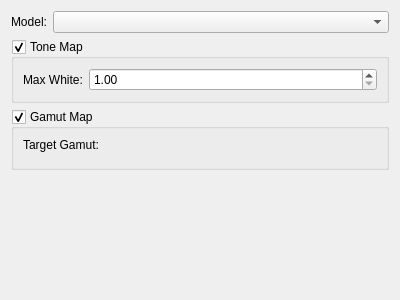
This is plugins/filters/tonegamutmap/kistonegamutmapwidget.ui in KDE/krita as Qt 5 draws it before an edit. The edited form follows.
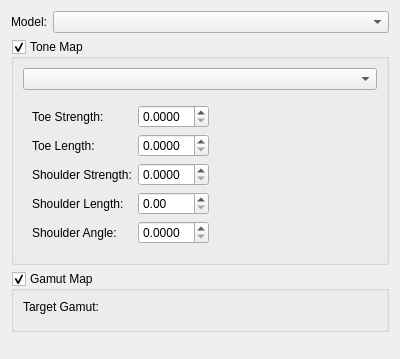
This is the edited form. The open tabs and pages were chosen to show the change. Custom widgets are drawn as their Qt base class.

Commit message: Implement piecewise filmic tone mapping.

Patch:
```diff
--- a/plugins/filters/tonegamutmap/kistonegamutmapwidget.ui
+++ b/plugins/filters/tonegamutmap/kistonegamutmapwidget.ui
@@ -7,7 +7,7 @@
     <x>0</x>
     <y>0</y>
     <width>400</width>
-    <height>300</height>
+    <height>359</height>
    </rect>
   </property>
   <property name="windowTitle">
@@ -43,22 +43,144 @@
      <property name="checkable">
       <bool>true</bool>
      </property>
-     <layout class="QFormLayout" name="formLayout">
-      <item row="0" column="0">
-       <widget class="QLabel" name="label_2">
-        <property name="text">
-         <string>Max White:</string>
-        </property>
-       </widget>
+     <layout class="QVBoxLayout" name="verticalLayout_3">
+      <item>
+       <widget class="QComboBox" name="cmbToneCurveType"/>
       </item>
-      <item row="0" column="1">
-       <widget class="QDoubleSpinBox" name="spnMaxWhite">
-        <property name="minimum">
-         <double>1.000000000000000</double>
+      <item>
+       <widget class="QStackedWidget" name="stkToneMap">
+        <property name="currentIndex">
+         <number>0</number>
         </property>
-        <property name="maximum">
-         <double>65536.000000000000000</double>
-        </property>
+        <widget class="QWidget" name="page">
+         <layout class="QFormLayout" name="formLayout">
+          <item row="0" column="0">
+           <widget class="QLabel" name="label_2">
+            <property name="text">
+             <string>Max White:</string>
+            </property>
+           </widget>
+          </item>
+          <item row="0" column="1">
+           <widget class="QDoubleSpinBox" name="spnMaxWhite">
+            <property name="minimum">
+             <double>1.000000000000000</double>
+            </property>
+            <property name="maximum">
+             <double>65536.000000000000000</double>
+            </property>
+           </widget>
+          </item>
+         </layout>
+        </widget>
+        <widget class="QWidget" name="page_2">
+         <layout class="QHBoxLayout" name="horizontalLayout_2">
+          <item>
+           <layout class="QFormLayout" name="formLayout_2">
+            <item row="0" column="0">
+             <widget class="QLabel" name="label_4">
+              <property name="text">
+               <string>Toe Strength:</string>
+              </property>
+             </widget>
+            </item>
+            <item row="0" column="1">
+             <widget class="QDoubleSpinBox" name="spnToeStrength">
+              <property name="decimals">
+               <number>4</number>
+              </property>
+              <property name="maximum">
+               <double>1.000000000000000</double>
+              </property>
+              <property name="singleStep">
+               <double>0.001000000000000</double>
+              </property>
+             </widget>
+            </item>
+            <item row="1" column="0">
+             <widget class="QLabel" name="label_5">
+              <property name="text">
+               <string>Toe Length:</string>
+              </property>
+             </widget>
+            </item>
+            <item row="1" column="1">
+             <widget class="QDoubleSpinBox" name="spnToeLength">
+              <property name="decimals">
+               <number>4</number>
+              </property>
+              <property name="maximum">
+               <double>1.000000000000000</double>
+              </property>
+              <property name="singleStep">
+               <double>0.001000000000000</double>
+              </property>
+             </widget>
+            </item>
+            <item row="2" column="0">
+             <widget class="QLabel" name="label_6">
+              <property name="text">
+               <string>Shoulder Strength:</string>
+              </property>
+             </widget>
+            </item>
+            <item row="2" column="1">
+             <widget class="QDoubleSpinBox" name="spnShoulderStrength">
+              <property name="decimals">
+               <number>4</number>
+              </property>
+              <property name="maximum">
+               <double>99.000000000000000</double>
+              </property>
+              <property name="singleStep">
+               <double>0.010000000000000</double>
+              </property>
+             </widget>
+            </item>
+            <item row="3" column="0">
+             <widget class="QLabel" name="label_7">
+              <property name="text">
+               <string>Shoulder Length:</string>
+              </property>
+             </widget>
+            </item>
+            <item row="3" column="1">
+             <widget class="QDoubleSpinBox" name="spnShoulderLength">
+              <property name="maximum">
+               <double>1.000000000000000</double>
+              </property>
+              <property name="singleStep">
+               <double>0.010000000000000</double>
+              </property>
+             </widget>
+            </item>
+            <item row="4" column="0">
+             <widget class="QLabel" name="label_8">
+              <property name="text">
+               <string>Shoulder Angle:</string>
+              </property>
+             </widget>
+            </item>
+            <item row="4" column="1">
+             <widget class="QDoubleSpinBox" name="spnShoulderAngle">
+              <property name="decimals">
+               <number>4</number>
+              </property>
+              <property name="maximum">
+               <double>1.000000000000000</double>
+              </property>
+              <property name="singleStep">
+               <double>0.010000000000000</double>
+              </property>
+             </widget>
+            </item>
+           </layout>
+          </item>
+          <item>
+           <widget class="KisToneCurveWidget" name="toneCurvePreview" native="true"/>
+          </item>
+         </layout>
+        </widget>
        </widget>
       </item>
      </layout>
@@ -108,6 +230,12 @@
    <header>kis_color_space_selector.h</header>
    <container>1</container>
   </customwidget>
+  <customwidget>
+   <class>KisToneCurveWidget</class>
+   <extends>QWidget</extends>
+   <header>kis_tone_curve_widget.h</header>
+   <container>1</container>
+  </customwidget>
  </customwidgets>
  <resources/>
  <connections/>
```
The commit also changes 5 other files.
